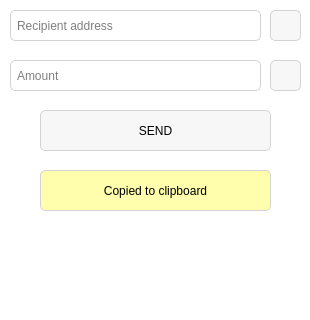
Before: the Qt Designer form page/account/subpage/send/pagesend.ui in LYRA-Block-Lattice/LyraWalletManager, drawn with Qt 5; both pictures show x 0 to 310 and y 120 to 440 of the 310 by 532 pixel window.
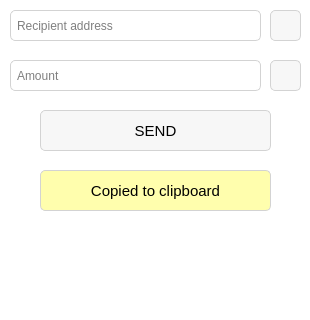
After: the same form once the commit is applied. Icons and pictures are not drawn.

The edit to the form file:
```diff
--- a/page/account/subpage/send/pagesend.ui
+++ b/page/account/subpage/send/pagesend.ui
@@ -351,6 +351,11 @@
      <height>41</height>
     </rect>
    </property>
+   <property name="font">
+    <font>
+     <pointsize>11</pointsize>
+    </font>
+   </property>
    <property name="focusPolicy">
     <enum>Qt::ClickFocus</enum>
    </property>
@@ -392,6 +397,11 @@
      <height>41</height>
     </rect>
    </property>
+   <property name="font">
+    <font>
+     <pointsize>11</pointsize>
+    </font>
+   </property>
    <property name="autoFillBackground">
     <bool>false</bool>
    </property>
```
Left out of the diff: 8 changed lines with no effect on the pictures.
